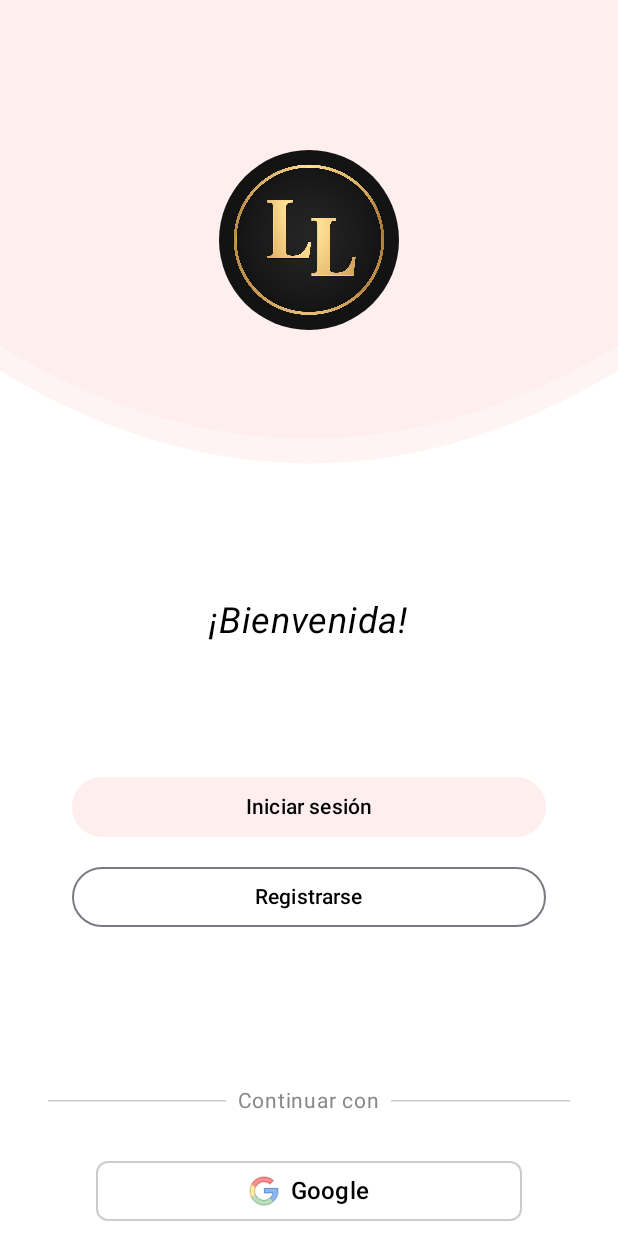
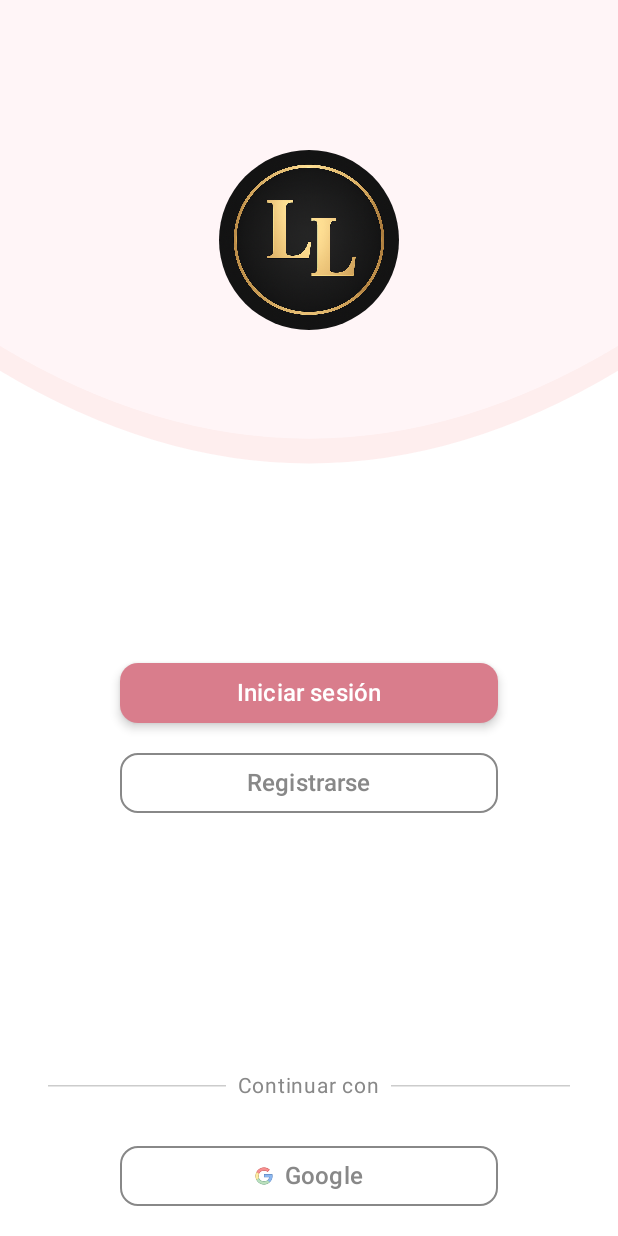
Before and after one commit to mevi-and-my-monkey/LashesLam, an Android app built with Jetpack Compose: the screen it shows after launch (MainActivity), on a phone screen of 412 x 824 dp. Run offline under Robolectric (Android 15) with nearby library versions, the phone set to English and light mode, and no system bars.

Commit message:
feat: Refactor UI con tema personalizado y componentes genéricos
Este compromiso introduce un importante refactor de interfaz de usuario, estableciendo un tema personalizado Material 3 y creando componentes de botón reutilizables para estandarizar la apariencia de la aplicación.

Los principales cambios incluyen:

- **feat(theme):**
    - Se ha implementado un esquema de colores claro y oscuro personalizado en los temas Theme.kt y Color.kt.
    - Se eliminó el soporte de color dinámico para hacer cumplir una identidad de marca consistente.
    - Actualizado `themes.xml' a un padre de Material 3 con una barra de estado transparente.

- **feat(components):**
    - Creado `GenericButton.kt`y ’GenericOutlinedButton.kt`para botones de estilo reutilizables con iconos opcionales.
    - Refactorizado  «WavyBackground.kt» para utilizar los colores del nuevo «MaterialTheme».

- **refactor(Iniciar sesión):**
    - Reconstruido la pantalla `LogIn.kt', utilizando los nuevos componentes de botones genéricos y colores del tema.
    - Mejora de la estructura de diseño con `Arrangement.SpaceBetween' para una mejor utilización del espacio en pantalla.

- **chore(strings):**
    - Se ha añadido un objeto 'Strings.kt' para centralizar y reutilizar los recursos de cadenas comunes.

- **chore(deps):**
    - Se ha añadido la dependencia com.google.android.material.

```diff
--- a/app/build.gradle.kts
+++ b/app/build.gradle.kts
@@ -50,6 +50,7 @@ dependencies {
     implementation(libs.androidx.compose.ui.graphics)
     implementation(libs.androidx.compose.ui.tooling.preview)
     implementation(libs.androidx.compose.material3)
+    implementation(libs.google.material)
     implementation(libs.firebase.auth)
     implementation(libs.androidx.credentials)
     implementation(libs.androidx.credentials.play.services.auth)
--- /dev/null
+++ b/app/src/main/java/com/mevi/lasheslam/GenericButton.kt
@@ -0,0 +1,70 @@
+package com.mevi.lasheslam
+
+import androidx.compose.foundation.layout.fillMaxWidth
+import androidx.compose.foundation.layout.padding
+import androidx.compose.foundation.layout.size
+import androidx.compose.foundation.shape.RoundedCornerShape
+import androidx.compose.material3.Button
+import androidx.compose.material3.ButtonDefaults
+import androidx.compose.material3.Icon
+import androidx.compose.material3.MaterialTheme
+import androidx.compose.material3.Text
+import androidx.compose.runtime.Composable
+import androidx.compose.ui.Modifier
+import androidx.compose.ui.graphics.Color
+import androidx.compose.ui.graphics.vector.ImageVector
+import androidx.compose.ui.tooling.preview.Preview
+import androidx.compose.ui.unit.dp
+import androidx.compose.ui.unit.sp
+import com.mevi.lasheslam.ui.theme.LashesLamTheme
+
+@Composable
+fun GenericButton(
+    text: String,
+    onClick: () -> Unit,
+    modifier: Modifier = Modifier,
+    backgroundColor: Color = MaterialTheme.colorScheme.primaryContainer,
+    textColor: Color = MaterialTheme.colorScheme.onPrimaryContainer,
+    icon: ImageVector? = null
+) {
+    Button(
+        onClick = onClick,
+        modifier = modifier
+            .fillMaxWidth()
+            .padding(horizontal = 48.dp),
+        colors = ButtonDefaults.buttonColors(
+            containerColor = backgroundColor,
+            contentColor = textColor
+        ),
+        shape = RoundedCornerShape(12.dp),
+        elevation = ButtonDefaults.buttonElevation(defaultElevation = 4.dp)
+    ) {
+        if (icon != null) {
+            Icon(
+                imageVector = icon,
+                contentDescription = null,
+                tint = textColor,
+                modifier = Modifier
+                    .size(20.dp)
+                    .padding(end = 8.dp)
+            )
+        }
+        Text(
+            text = text,
+            color = textColor,
+            fontSize = 16.sp,
+            style = MaterialTheme.typography.labelLarge
+        )
+    }
+}
+
+@Preview(showBackground = true, showSystemUi = false, name = "General Button")
+@Composable
+fun GenericButtonPreview() {
+    LashesLamTheme {
+        GenericButton(
+            "Login", onClick = {}, backgroundColor = MaterialTheme.colorScheme.primary,
+            textColor = MaterialTheme.colorScheme.onPrimary
+        )
+    }
+}
--- /dev/null
+++ b/app/src/main/java/com/mevi/lasheslam/GenericOutlinedButton.kt
@@ -0,0 +1,72 @@
+package com.mevi.lasheslam
+
+import androidx.compose.foundation.BorderStroke
+import androidx.compose.foundation.layout.fillMaxWidth
+import androidx.compose.foundation.layout.padding
+import androidx.compose.foundation.layout.size
+import androidx.compose.foundation.shape.RoundedCornerShape
+import androidx.compose.material3.ButtonDefaults
+import androidx.compose.material3.Icon
+import androidx.compose.material3.MaterialTheme
+import androidx.compose.material3.OutlinedButton
+import androidx.compose.material3.Text
+import androidx.compose.runtime.Composable
+import androidx.compose.ui.Modifier
+import androidx.compose.ui.graphics.Color
+import androidx.compose.ui.graphics.painter.Painter
+import androidx.compose.ui.tooling.preview.Preview
+import androidx.compose.ui.unit.Dp
+import androidx.compose.ui.unit.dp
+import androidx.compose.ui.unit.sp
+import com.mevi.lasheslam.ui.theme.LashesLamTheme
+
+@Composable
+fun GenericOutlinedButton(
+    text: String,
+    onClick: () -> Unit,
+    modifier: Modifier = Modifier,
+    textColor: Color = MaterialTheme.colorScheme.onBackground,
+    borderColor: Color = MaterialTheme.colorScheme.outline,
+    borderWidth: Dp = 1.dp,
+    icon: Painter? = null
+) {
+    OutlinedButton(
+        onClick = onClick,
+        modifier = modifier
+            .fillMaxWidth()
+            .padding(horizontal = 48.dp),
+        border = BorderStroke(borderWidth, borderColor),
+        shape = RoundedCornerShape(12.dp),
+        colors = ButtonDefaults.outlinedButtonColors(contentColor = textColor)
+    ) {
+        if (icon != null) {
+            Icon(
+                painter = icon,
+                contentDescription = null,
+                tint = Color.Unspecified,
+                modifier = Modifier
+                    .size(20.dp)
+                    .padding(end = 8.dp)
+            )
+        }
+        Text(
+            text = text,
+            color = textColor,
+            fontSize = 16.sp,
+            style = MaterialTheme.typography.labelLarge
+        )
+    }
+}
+
+@Preview(showBackground = true, showSystemUi = false, name = "General Button")
+@Composable
+fun GenericOutlinedButtonPreview() {
+    LashesLamTheme {
+        GenericOutlinedButton(
+            text = "Registrarse",
+            onClick = { /* Acción Registro */ },
+            textColor = Color.Gray,
+            borderColor = Color.Gray
+        )
+    }
+}
--- a/app/src/main/java/com/mevi/lasheslam/MainActivity.kt
+++ b/app/src/main/java/com/mevi/lasheslam/MainActivity.kt
@@ -3,7 +3,6 @@ package com.mevi.lasheslam
 import android.os.Bundle
 import androidx.activity.ComponentActivity
 import androidx.activity.compose.setContent
-import androidx.activity.enableEdgeToEdge
 import androidx.compose.foundation.layout.fillMaxSize
 import androidx.compose.material3.MaterialTheme
 import androidx.compose.material3.Scaffold
--- /dev/null
+++ b/app/src/main/java/com/mevi/lasheslam/Strings.kt
@@ -0,0 +1,11 @@
+package com.mevi.lasheslam
+
+object Strings {
+    const val appName = "LashesLam"
+    const val welcome = "¡Bienvenida!"
+    const val login = "Iniciar sesión"
+    const val register = "Registrarse"
+    const val continueWith = "  Continuar con  "
+    const val google = "Google"
+    const val logoContentDescription = "Logo LashesLam"
+}
--- a/app/src/main/java/com/mevi/lasheslam/WavyBackground.kt
+++ b/app/src/main/java/com/mevi/lasheslam/WavyBackground.kt
@@ -4,23 +4,27 @@ import androidx.compose.foundation.Canvas
 import androidx.compose.foundation.background
 import androidx.compose.foundation.layout.Box
 import androidx.compose.foundation.layout.fillMaxSize
+import androidx.compose.material3.MaterialTheme
 import androidx.compose.runtime.Composable
 import androidx.compose.ui.Modifier
 import androidx.compose.ui.graphics.Color
 import androidx.compose.ui.graphics.Path
 import androidx.compose.ui.tooling.preview.Preview
 import androidx.compose.ui.Alignment
-
-// Puedes cambiar estos colores por los que prefieras
-val PinkBackground = Color(0xFFFEEEEE)
-val WhiteSurface = Color.White
+import com.mevi.lasheslam.ui.theme.LashesLamTheme
 
 @Composable
-fun WavyBackground(modifier: Modifier = Modifier, content: @Composable () -> Unit) {
+fun WavyBackground(
+    modifier: Modifier = Modifier,
+    backgroundColor: Color = MaterialTheme.colorScheme.background,
+    bigWaveColor: Color = MaterialTheme.colorScheme.surfaceVariant,
+    smallWaveColor: Color = MaterialTheme.colorScheme.surface,
+    content: @Composable () -> Unit
+) {
     Box(
         modifier = modifier
             .fillMaxSize()
-            .background(PinkBackground),
+            .background(backgroundColor),
         contentAlignment = Alignment.TopCenter
     ) {
         Canvas(modifier = Modifier.fillMaxSize()) {
@@ -56,8 +60,8 @@ fun WavyBackground(modifier: Modifier = Modifier, content: @Composable () -> Uni
             }
 
             // Dibuja ambas olas
-            drawPath(path = bigWave, color = Color(0xFFFFF4F4)) // tono más claro
-            drawPath(path = smallWave, color = WhiteSurface)
+            drawPath(path = bigWave, color = bigWaveColor) // tono más claro
+            drawPath(path = smallWave, color = smallWaveColor)
         }
         content()
     }
@@ -65,16 +69,24 @@ fun WavyBackground(modifier: Modifier = Modifier, content: @Composable () -> Uni
 
 @Preview(name = "Phone", widthDp = 360, heightDp = 800, showBackground = true)
 @Composable
-fun WavyBackgroundPhonePreview() { WavyBackground { } }
+fun WavyBackgroundPhonePreview() {
+    LashesLamTheme {
+        WavyBackground { }
+    }
+}
 
 @Preview(name = "Tablet", widthDp = 1280, heightDp = 800, showBackground = true)
 @Composable
-fun WavyBackgroundTabletPreview() { WavyBackground { } }
+fun WavyBackgroundTabletPreview() {
+    LashesLamTheme {
+        WavyBackground { }
+    }
+}
 
 @Preview(showBackground = true, showSystemUi = true, name = "Wavy BG")
 @Composable
 fun WavyBackgroundPreview() {
-    WavyBackground{
-
+    LashesLamTheme {
+        WavyBackground {}
     }
 }
--- a/app/src/main/java/com/mevi/lasheslam/ui/screens/LogIn.kt
+++ b/app/src/main/java/com/mevi/lasheslam/ui/screens/LogIn.kt
@@ -1,24 +1,20 @@
 package com.mevi.lasheslam.ui.screens
 
-import androidx.compose.foundation.BorderStroke
 import androidx.compose.foundation.Image
+import androidx.compose.foundation.layout.Arrangement
 import androidx.compose.foundation.layout.Column
 import androidx.compose.foundation.layout.Row
 import androidx.compose.foundation.layout.Spacer
+import androidx.compose.foundation.layout.fillMaxSize
 import androidx.compose.foundation.layout.fillMaxWidth
 import androidx.compose.foundation.layout.height
+import androidx.compose.foundation.layout.navigationBarsPadding
 import androidx.compose.foundation.layout.padding
 import androidx.compose.foundation.layout.size
-import androidx.compose.foundation.layout.width
 import androidx.compose.foundation.shape.CircleShape
-import androidx.compose.foundation.shape.RoundedCornerShape
-import androidx.compose.material3.Button
-import androidx.compose.material3.ButtonDefaults
-import androidx.compose.material3.Divider
 import androidx.compose.material3.DividerDefaults
 import androidx.compose.material3.HorizontalDivider
-import androidx.compose.material3.Icon
-import androidx.compose.material3.OutlinedButton
+import androidx.compose.material3.MaterialTheme
 import androidx.compose.material3.Text
 import androidx.compose.runtime.Composable
 import androidx.compose.ui.Alignment
@@ -30,113 +26,111 @@ import androidx.compose.ui.text.font.FontStyle
 import androidx.compose.ui.tooling.preview.Preview
 import androidx.compose.ui.unit.dp
 import androidx.compose.ui.unit.sp
-import com.mevi.lasheslam.PinkBackground
+import com.mevi.lasheslam.GenericButton
+import com.mevi.lasheslam.GenericOutlinedButton
 import com.mevi.lasheslam.R
+import com.mevi.lasheslam.Strings
 import com.mevi.lasheslam.WavyBackground
+import com.mevi.lasheslam.ui.theme.LashesLamTheme
 
 @Composable
 fun LogIn() {
-    WavyBackground {
-        // Contenido dentro de la ola
+    WavyBackground(
+        backgroundColor = MaterialTheme.colorScheme.background,
+        bigWaveColor = MaterialTheme.colorScheme.surfaceVariant,
+        smallWaveColor = MaterialTheme.colorScheme.surface
+    ) {
         Column(
             modifier = Modifier
-                .fillMaxWidth()
-                .padding(top = 100.dp),
-            horizontalAlignment = Alignment.CenterHorizontally
+                .fillMaxSize()
+                .padding(horizontal = 32.dp)
+                .navigationBarsPadding(), // deja espacio por la barra de gestos
+            horizontalAlignment = Alignment.CenterHorizontally,
+            verticalArrangement = Arrangement.SpaceBetween // reparte en partes
         ) {
-            // Logo dentro de la ola
+            // --- Parte superior (logo + ola) ---
+            Column(
+                horizontalAlignment = Alignment.CenterHorizontally,
+                modifier = Modifier.padding(top = 100.dp)
+            ) {
                 Image(
                     painter = painterResource(id = R.drawable.logo_app),
-                contentDescription = "Logo LashesLam",
+                    contentDescription = Strings.logoContentDescription,
                     modifier = Modifier
                         .size(120.dp)
                         .clip(CircleShape)
                 )
+            }
 
-            Spacer(modifier = Modifier.height(180.dp))
-
+            // --- Parte central (texto + botones) ---
+            Column(
+                horizontalAlignment = Alignment.CenterHorizontally,
+                verticalArrangement = Arrangement.Center
+            ) {
                 Text(
-                "¡Bienvenida!",
+                    Strings.welcome,
                     fontSize = 24.sp,
-                color = Color.Black,
-                modifier = Modifier.padding(bottom = 16.dp),
+                    color = MaterialTheme.colorScheme.onSecondary,
+                    modifier = Modifier.padding(bottom = 24.dp),
                     fontStyle = FontStyle.Italic
                 )
 
-            Spacer(modifier = Modifier.height(70.dp))
-
-            Button(
-                modifier = Modifier
-                    .fillMaxWidth()
-                    .padding(horizontal = 48.dp),
-                onClick = { /* Acción 1 */ },
-                colors = ButtonDefaults.buttonColors(containerColor = PinkBackground)
-            ) {
-                Text("Iniciar sesión", color = Color.Black)
-            }
+                GenericButton(
+                    text = Strings.login,
+                    onClick = { /* Acción Iniciar */ },
+                    backgroundColor = MaterialTheme.colorScheme.primary,
+                    textColor = MaterialTheme.colorScheme.onPrimary
+                )
 
                 Spacer(modifier = Modifier.height(12.dp))
 
-            OutlinedButton(
-                modifier = Modifier
-                    .fillMaxWidth()
-                    .padding(horizontal = 48.dp),
-                onClick = { /* Acción 2 */ }) {
-                Text("Registrarse", color = Color.Black)
+                GenericOutlinedButton(
+                    text = Strings.register,
+                    onClick = { /* Acción Registro */ },
+                    textColor = Color.Gray,
+                    borderColor = Color.Gray
+                )
             }
 
-            Spacer(modifier = Modifier.height(100.dp))
-
+            // --- Parte inferior (continuar con...) ---
+            Column(
+                horizontalAlignment = Alignment.CenterHorizontally,
+                modifier = Modifier.fillMaxWidth()
+            ) {
                 Row(
-                modifier = Modifier
-                    .fillMaxWidth()
-                    .padding(horizontal = 32.dp),
-                verticalAlignment = Alignment.CenterVertically
+                    verticalAlignment = Alignment.CenterVertically,
+                    modifier = Modifier.fillMaxWidth()
                 ) {
                     HorizontalDivider(
-                    modifier = Modifier
-                        .weight(1f)
-                        .height(1.dp),
-                    thickness = DividerDefaults.Thickness, color = Color.LightGray
+                        modifier = Modifier.weight(1f),
+                        thickness = DividerDefaults.Thickness,
+                        color = Color.LightGray
                     )
 
                     Text(
-                    text = "  Continuar con  ",
+                        text = Strings.continueWith,
                         color = Color.Gray,
                         fontSize = 14.sp
                     )
 
                     HorizontalDivider(
-                    modifier = Modifier
-                        .weight(1f)
-                        .height(1.dp),
-                    thickness = DividerDefaults.Thickness, color = Color.LightGray
+                        modifier = Modifier.weight(1f),
+                        thickness = DividerDefaults.Thickness,
+                        color = Color.LightGray
                     )
                 }
 
                 Spacer(modifier = Modifier.height(24.dp))
 
-            OutlinedButton(
-                onClick = { /* Acción iniciar con Google */ },
-                modifier = Modifier
-                    .fillMaxWidth()
-                    .padding(horizontal = 64.dp),
-                border = BorderStroke(1.dp, Color.LightGray),
-                shape = RoundedCornerShape(8.dp),
-                colors = ButtonDefaults.outlinedButtonColors(containerColor = Color.White)
-            ) {
-                Icon(
-                    painter = painterResource(id = R.drawable.ic_google_one),
-                    contentDescription = "Google",
-                    tint = Color.Unspecified,
-                    modifier = Modifier.size(20.dp)
+                GenericOutlinedButton(
+                    text = Strings.google,
+                    onClick = { /* Acción Google */ },
+                    textColor = Color.Gray,
+                    borderColor = Color.Gray,
+                    icon = painterResource(id = R.drawable.ic_google_one)
                 )
-                Spacer(modifier = Modifier.width(8.dp))
-                Text(
-                    text = "Google",
-                    color = Color.Black,
-                    fontSize = 16.sp
-                )
+
+                Spacer(modifier = Modifier.height(16.dp)) // margen final
             }
         }
     }
@@ -145,5 +139,7 @@ fun LogIn() {
 @Preview(showBackground = true, showSystemUi = true, name = "Login")
 @Composable
 fun LoginPreview() {
+    LashesLamTheme {
         LogIn()
     }
+}
--- a/app/src/main/java/com/mevi/lasheslam/ui/screens/SplashScreen.kt
+++ b/app/src/main/java/com/mevi/lasheslam/ui/screens/SplashScreen.kt
@@ -1,7 +1,6 @@
 package com.mevi.lasheslam.ui.screens
 
 import androidx.compose.animation.AnimatedContent
-import androidx.compose.animation.AnimatedVisibility
 import androidx.compose.animation.ExperimentalAnimationApi
 import androidx.compose.animation.core.Animatable
 import androidx.compose.animation.core.LinearEasing
@@ -36,6 +35,7 @@ import androidx.compose.ui.text.font.FontWeight
 import androidx.compose.ui.unit.dp
 import androidx.compose.ui.unit.sp
 import androidx.navigation.NavController
+import com.mevi.lasheslam.Strings
 import kotlinx.coroutines.delay
 
 @OptIn(ExperimentalAnimationApi::class)
@@ -43,7 +43,7 @@ import kotlinx.coroutines.delay
 fun SplashScreen(navController: NavController) {
     var showFullName by remember { mutableStateOf(false) }
     var visibleText by remember { mutableStateOf("") }
-    val fullText = "LashesLam"
+    val fullText = Strings.appName
 
     val offsetX = remember { Animatable(-200f) }
     val offsetY = remember { Animatable(200f) }
--- a/app/src/main/java/com/mevi/lasheslam/ui/theme/Color.kt
+++ b/app/src/main/java/com/mevi/lasheslam/ui/theme/Color.kt
@@ -2,10 +2,35 @@ package com.mevi.lasheslam.ui.theme
 
 import androidx.compose.ui.graphics.Color
 
-val Purple80 = Color(0xFFD0BCFF)
-val PurpleGrey80 = Color(0xFFCCC2DC)
-val Pink80 = Color(0xFFEFB8C8)
+val PinkPrimaryLight = Color(0xFFD97D8C)
+val PinkPrimaryDark = Color(0xFFEF9A9A)
 
-val Purple40 = Color(0xFF6650a4)
-val PurpleGrey40 = Color(0xFF625b71)
-val Pink40 = Color(0xFF7D5260)
+val PurpleSecondaryLight = Color(0xFF7D5BA6)
+val PurpleSecondaryDark = Color(0xFFB39DDB)
+
+val PinkTertiaryLight = Color(0xFFFACCCE)
+val PinkTertiaryDark = Color(0xFFEFB8C8)
+
+// --- Backgrounds ---
+val BackgroundLight = Color(0xFFFFF5F7)
+val BackgroundDark = Color(0xFF121212)
+val SurfaceLight = Color.White
+val SurfaceDark = Color(0xFF1E1E1E)
+val SurfaceVariantLight = Color(0xFFFEEEEE)
+val SurfaceVariantDark = Color(0xFF2C2C2C)
+
+// --- Texto ---
+val OnPrimaryLight = Color.White
+val OnPrimaryDark = Color.Black
+val OnSecondaryLight = Color.White
+val OnSecondaryDark = Color.Gray
+val OnBackgroundLight = Color(0xFF1C1C1C)
+val OnBackgroundDark = Color(0xFFE1E1E1)
+val OnSurfaceLight = Color(0xFF1C1C1C)
+val OnSurfaceDark = Color(0xFFE1E1E1)
+val OnSurfaceVariantLight = Color(0xFF7D5260)
+val OnSurfaceVariantDark = Color(0xFFD7B2B9)
+
+// --- Bordes / Outlines ---
+val OutlineLight = Color(0xFFD7B2B9)
+val OutlineDark = Color(0xFF5A5A5A)
--- a/app/src/main/java/com/mevi/lasheslam/ui/theme/Theme.kt
+++ b/app/src/main/java/com/mevi/lasheslam/ui/theme/Theme.kt
@@ -1,54 +1,48 @@
 package com.mevi.lasheslam.ui.theme
 
-import android.app.Activity
-import android.os.Build
 import androidx.compose.foundation.isSystemInDarkTheme
 import androidx.compose.material3.MaterialTheme
 import androidx.compose.material3.darkColorScheme
-import androidx.compose.material3.dynamicDarkColorScheme
-import androidx.compose.material3.dynamicLightColorScheme
 import androidx.compose.material3.lightColorScheme
 import androidx.compose.runtime.Composable
-import androidx.compose.ui.platform.LocalContext
+
+// 🎨 Paleta de colores personalizada para LashesLam
+private val LightColorScheme = lightColorScheme(
+    primary = PinkPrimaryLight,
+    onPrimary = OnPrimaryLight,
+    secondary = PurpleSecondaryLight,
+    onSecondary = OnSecondaryLight,
+    tertiary = PinkTertiaryLight,
+    background = BackgroundLight,
+    onBackground = OnBackgroundLight,
+    surface = SurfaceLight,
+    onSurface = OnSurfaceLight,
+    surfaceVariant = SurfaceVariantLight,
+    onSurfaceVariant = OnSurfaceVariantLight,
+    outline = OutlineLight
+)
 
 private val DarkColorScheme = darkColorScheme(
-    primary = Purple80,
-    secondary = PurpleGrey80,
-    tertiary = Pink80
-)
-
-private val LightColorScheme = lightColorScheme(
-    primary = Purple40,
-    secondary = PurpleGrey40,
-    tertiary = Pink40
-
-    /* Other default colors to override
-    background = Color(0xFFFFFBFE),
-    surface = Color(0xFFFFFBFE),
-    onPrimary = Color.White,
-    onSecondary = Color.White,
-    onTertiary = Color.White,
-    onBackground = Color(0xFF1C1B1F),
-    onSurface = Color(0xFF1C1B1F),
-    */
+    primary = PinkPrimaryDark,
+    onPrimary = OnPrimaryDark,
+    secondary = PurpleSecondaryDark,
+    onSecondary = OnSecondaryDark,
+    tertiary = PinkTertiaryDark,
+    background = BackgroundDark,
+    onBackground = OnBackgroundDark,
+    surface = SurfaceDark,
+    onSurface = OnSurfaceDark,
+    surfaceVariant = SurfaceVariantDark,
+    onSurfaceVariant = OnSurfaceVariantDark,
+    outline = OutlineDark
 )
 
 @Composable
 fun LashesLamTheme(
     darkTheme: Boolean = isSystemInDarkTheme(),
-    // Dynamic color is available on Android 12+
-    dynamicColor: Boolean = true,
     content: @Composable () -> Unit
 ) {
-    val colorScheme = when {
-        dynamicColor && Build.VERSION.SDK_INT >= Build.VERSION_CODES.S -> {
-            val context = LocalContext.current
-            if (darkTheme) dynamicDarkColorScheme(context) else dynamicLightColorScheme(context)
-        }
-
-        darkTheme -> DarkColorScheme
-        else -> LightColorScheme
-    }
+    val colorScheme = if (darkTheme) DarkColorScheme else LightColorScheme
 
     MaterialTheme(
         colorScheme = colorScheme,
--- a/app/src/main/res/values/themes.xml
+++ b/app/src/main/res/values/themes.xml
@@ -1,5 +1,10 @@
 <?xml version="1.0" encoding="utf-8"?>
-<resources>
+<resources xmlns:tools="http://schemas.android.com/tools">
+    <!-- Tema base de tu app (Material 3) -->
+    <style name="Theme.LashesLam" parent="Theme.Material3.DayNight.NoActionBar">
+        <item name="android:statusBarColor">@android:color/transparent</item>
+        <item name="android:navigationBarColor">@android:color/transparent</item>
+        <item name="android:windowLightStatusBar">true</item>
+    </style>
 
-    <style name="Theme.LashesLam" parent="android:Theme.Material.Light.NoActionBar" />
 </resources>
--- a/gradle/libs.versions.toml
+++ b/gradle/libs.versions.toml
@@ -14,6 +14,7 @@ credentials = "1.5.0"
 credentialsPlayServicesAuth = "1.5.0"
 googleid = "1.1.1"
 navigationCompose = "2.9.5"
+material = "1.12.0"
 
 [libraries]
 androidx-core-ktx = { group = "androidx.core", name = "core-ktx", version.ref = "coreKtx" }
@@ -35,6 +36,7 @@ firebase-auth = { group = "com.google.firebase", name = "firebase-auth", version
 androidx-credentials = { group = "androidx.credentials", name = "credentials", version.ref = "credentials" }
 androidx-credentials-play-services-auth = { group = "androidx.credentials", name = "credentials-play-services-auth", version.ref = "credentialsPlayServicesAuth" }
 googleid = { group = "com.google.android.libraries.identity.googleid", name = "googleid", version.ref = "googleid" }
+google-material = { group = "com.google.android.material", name = "material", version.ref = "material" }
 
 [plugins]
 android-application = { id = "com.android.application", version.ref = "agp" }
```
Lines whose indentation alone changed are shown as unchanged.
